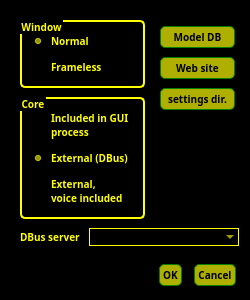
swift-project/pilotclient, file src/swiftgui_standard/introwindow.ui: the form before one commit.
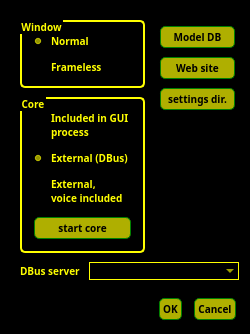
The form after the commit. Icons and pictures are not drawn.

Commit message: Allow to start core

The edit to the form file:
```diff
--- a/src/swiftgui_standard/introwindow.ui
+++ b/src/swiftgui_standard/introwindow.ui
@@ -146,6 +146,13 @@
           </property>
          </widget>
         </item>
+        <item>
+         <widget class="QPushButton" name="pb_CoreStart">
+          <property name="text">
+           <string>start core</string>
+          </property>
+         </widget>
+        </item>
        </layout>
       </widget>
      </item>
```
Left out of the diff: 22 changed lines with no effect on the pictures. The commit also changes 1 other file.
